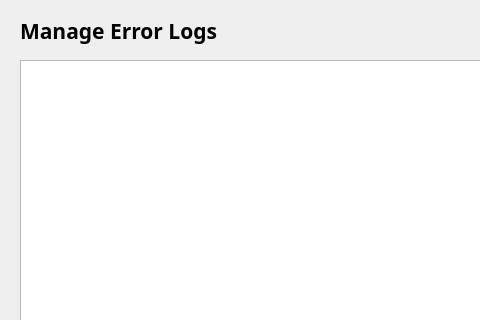
Above: MyCovidRecord/manageerrorlogs.ui from gagabon501/cs106-2 before the change; both pictures show x 0 to 480 and y 0 to 320 of the 1151 by 617 pixel window. Below: the same form after it.
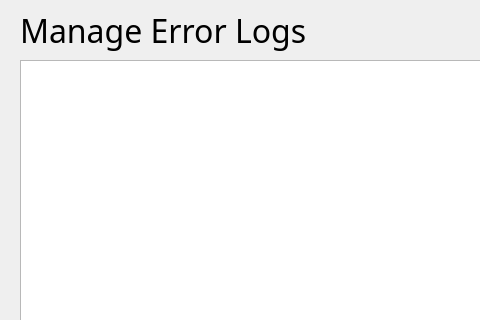
That is the form after the change. Icons and pictures are not drawn.

```diff
--- a/MyCovidRecord/manageerrorlogs.ui
+++ b/MyCovidRecord/manageerrorlogs.ui
@@ -35,8 +35,8 @@
    <property name="font">
     <font>
      <family>Raleway</family>
-     <pointsize>16</pointsize>
-     <bold>true</bold>
+     <pointsize>24</pointsize>
+     <bold>false</bold>
     </font>
    </property>
    <property name="text">
```
